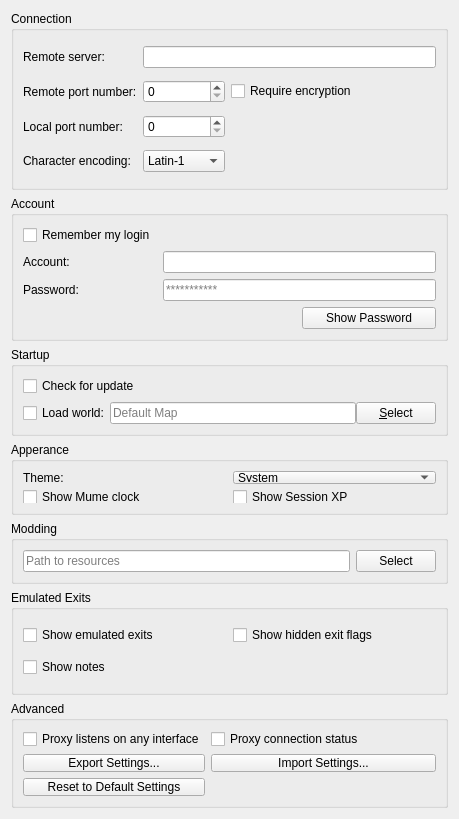
The window that src/preferences/generalpage.ui (nschimme/MMapper) describes before a commit, drawn with Qt 5.
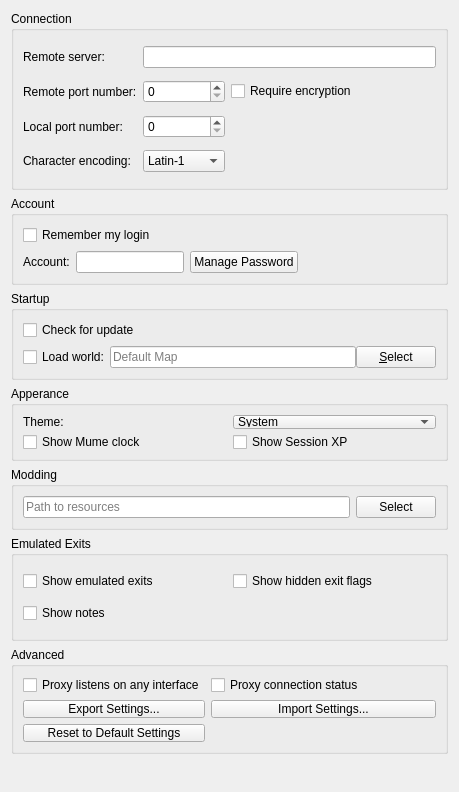
The same window after the commit.

```diff
--- a/src/preferences/generalpage.ui
+++ b/src/preferences/generalpage.ui
@@ -169,35 +169,32 @@
         </property>
        </widget>
       </item>
-      <item row="2" column="0">
-       <widget class="QLabel" name="label_3">
-        <property name="text">
-         <string>Password:</string>
-        </property>
-        <property name="buddy">
-         <cstring>accountPassword</cstring>
-        </property>
-       </widget>
+      <item row="1" column="1">
+       <layout class="QHBoxLayout" name="horizontalLayout_account">
+        <item>
+         <widget class="QLineEdit" name="accountName"/>
+        </item>
+        <item>
+         <widget class="QPushButton" name="setPassword">
+          <property name="text">
+           <string>Manage Password</string>
+          </property>
+         </widget>
+        </item>
+       </layout>
       </item>
-      <item row="1" column="1" colspan="2">
-       <widget class="QLineEdit" name="accountName"/>
-      </item>
-      <item row="2" column="1" colspan="2">
-       <widget class="QLineEdit" name="accountPassword">
-        <property name="echoMode">
-         <enum>QLineEdit::Password</enum>
+      <item row="1" column="2">
+       <spacer name="horizontalSpacer_account">
+        <property name="orientation">
+         <enum>Qt::Horizontal</enum>
         </property>
-        <property name="placeholderText">
-         <string>***********</string>
+        <property name="sizeHint" stdset="0">
+         <size>
+          <width>40</width>
+          <height>20</height>
+         </size>
         </property>
-       </widget>
-      </item>
-      <item row="3" column="2">
-       <widget class="QPushButton" name="showPassword">
-        <property name="text">
-         <string>Show Password</string>
-        </property>
-       </widget>
+       </spacer>
       </item>
       <item row="0" column="0" colspan="3">
        <widget class="QCheckBox" name="autoLogin">
```
Left out of the diff: 3 changed lines with no effect on the pictures.
